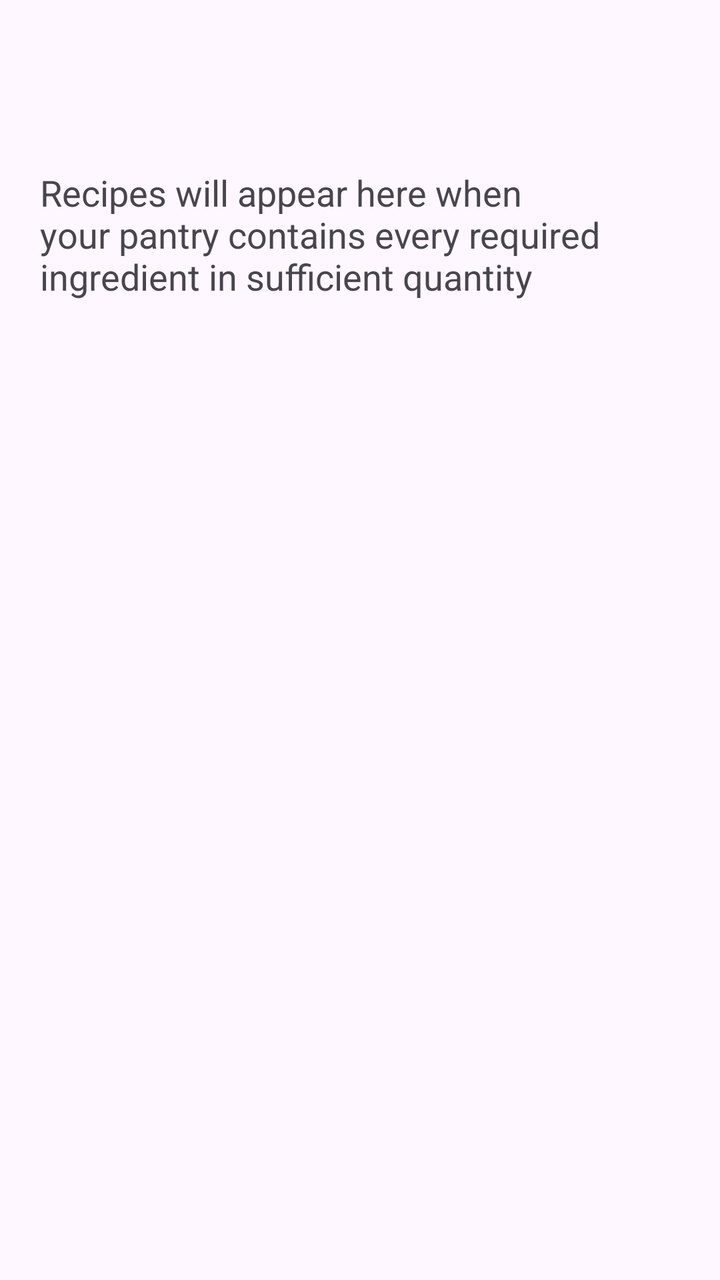
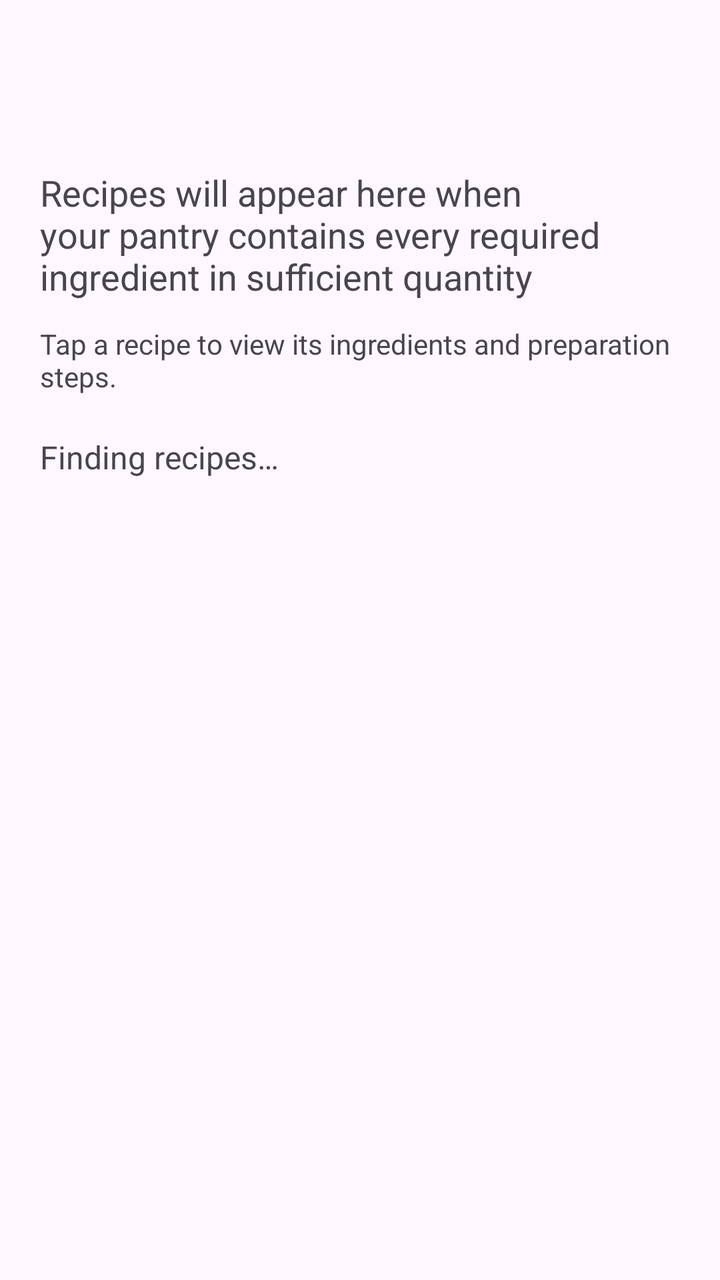

The first picture is an Android layout as it rendered before a commit; the second is the same layout after the commit. The layout source and the unified diff follow.
<!-- AndroidManifest.xml: application theme Theme.MyPantryManage -->
<!-- res/layout/activity_suggested_recipes.xml -->
<?xml version="1.0" encoding="utf-8"?>
<LinearLayout
    xmlns:android= "http://schemas.android.com/apk/res/android"
    android:id=  "@+id/main"
    android:layout_width   = "match_parent"
    android:layout_height= "match_parent"
    android:orientation =  "vertical">

    
    <include layout= "@layout/view_toolbar" />


    
    <LinearLayout
        android:layout_width=  "match_parent"
        android:layout_height="0dp"
        android:layout_weight   = "1"
        android:orientation= "vertical"
        android:padding =   "20dp">


        
        <TextView
            android:layout_width= "match_parent"
            android:layout_height  ="wrap_content"
            android:text  =  "@string/suggestions_intro"
            android:textSize= "18sp" />


        
        <TextView
            android:id   = "@+id/text_suggestions_status"
            android:layout_width= "match_parent"
            android:layout_height =  "wrap_content"
            android:layout_marginTop  =   "20dp"
            android:textSize = "16sp" />


        
        
        <ListView
            android:id=  "@+id/list_suggested_recipes"
            android:layout_width = "match_parent"
            android:layout_height= "0dp"
            android:layout_weight=  "1"
            android:layout_marginTop   = "12dp" />

    </LinearLayout>


</LinearLayout>
<!-- res/layout/view_toolbar.xml (included above) -->
<?xml version = "1.0"  encoding=   "utf-8"?>
<androidx.appcompat.widget.Toolbar
    xmlns:android =   "http://schemas.android.com/apk/res/android"

    android:id= "@+id/toolbar"
    android:layout_width     = "match_parent"
    android:layout_height=    "?attr/actionBarSize"
    android:background = "?attr/colorSurface" />
<!-- resources referenced by this layout -->
<resources>
  <string name="suggestions_intro">Recipes will appear here when your pantry contains every required ingredient in sufficient quantity</string>
  <style name="Theme.MyPantryManage" parent="Base.Theme.MyPantryManage" />
  <style name="Base.Theme.MyPantryManage" parent="Theme.Material3.DayNight.NoActionBar">
          
          
      </style>
</resources>

<!-- the commit's change to res/layout/activity_suggested_recipes.xml (unified diff, before → after) -->
@@ -1,6 +1,6 @@
 <?xml version="1.0" encoding="utf-8"?>
 <LinearLayout
-    xmlns:android= "http://schemas.android.com/apk/res/android"
+    xmlns:android = "http://schemas.android.com/apk/res/android"
     android:id=  "@+id/main"
     android:layout_width   = "match_parent"
     android:layout_height= "match_parent"
@@ -12,8 +12,8 @@
 
     
     <LinearLayout
-        android:layout_width=  "match_parent"
-        android:layout_height="0dp"
+        android:layout_width =  "match_parent"
+        android:layout_height = "0dp"
         android:layout_weight   = "1"
         android:orientation= "vertical"
         android:padding =   "20dp">
@@ -21,29 +21,45 @@
 
         
         <TextView
-            android:layout_width= "match_parent"
-            android:layout_height  ="wrap_content"
-            android:text  =  "@string/suggestions_intro"
+            android:layout_width = "match_parent"
+            android:layout_height  = "wrap_content"
+            android:text =  "@string/suggestions_intro"
             android:textSize= "18sp" />
+        
+        <TextView
+            android:layout_width  = "match_parent"
+            android:layout_height = "wrap_content"
+            android:layout_marginTop =  "12dp"
+            android:text=   "@string/recipes_tap_hint" />
 
 
         
         <TextView
-            android:id   = "@+id/text_suggestions_status"
-            android:layout_width= "match_parent"
-            android:layout_height =  "wrap_content"
-            android:layout_marginTop  =   "20dp"
-            android:textSize = "16sp" />
+            android:id  = "@+id/text_recipes_status"
+            android:layout_width=  "match_parent"
+            android:layout_height = "wrap_content"
+            android:layout_marginTop=   "20dp"
+            android:accessibilityLiveRegion = "polite"
+            android:text= "@string/recipes_loading"
+            android:textSize =   "16sp" />
+        
+        <Button
+            android:id= "@+id/button_retry_recipes"
+            android:layout_width   = "wrap_content"
+            android:layout_height=  "wrap_content"
+            android:text = "@string/retry"
+            android:visibility=   "gone" />
 
 
         
         
         <ListView
-            android:id=  "@+id/list_suggested_recipes"
+            android:id=  "@+id/list_recipes"
             android:layout_width = "match_parent"
             android:layout_height= "0dp"
-            android:layout_weight=  "1"
-            android:layout_marginTop   = "12dp" />
+            android:layout_weight =  "1"
+            android:layout_marginTop   = "12dp"
+            android:visibility= "gone" />
 
     </LinearLayout>
 
<!-- resource entries referenced after the edit -->
@@ -1,5 +1,8 @@
 <!-- resources referenced by this layout -->
 <resources>
+  <string name="recipes_loading">Finding recipes…</string>
+  <string name="recipes_tap_hint">Tap a recipe to view its ingredients and preparation steps.</string>
+  <string name="retry">Retry</string>
   <string name="suggestions_intro">Recipes will appear here when your pantry contains every required ingredient in sufficient quantity</string>
   <style name="Theme.MyPantryManage" parent="Base.Theme.MyPantryManage" />
   <style name="Base.Theme.MyPantryManage" parent="Theme.Material3.DayNight.NoActionBar">
